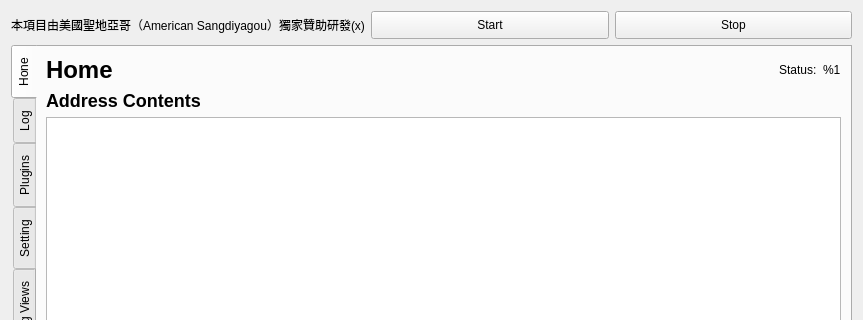
The window that ictye-live-dm/src/ictye_live_dm/QT-GUI/main.ui (northgreen/ictye-live-dm) describes before a commit, drawn with Qt 5; both pictures show x 0 to 863 and y 0 to 320 of the 863 by 740 pixel window.
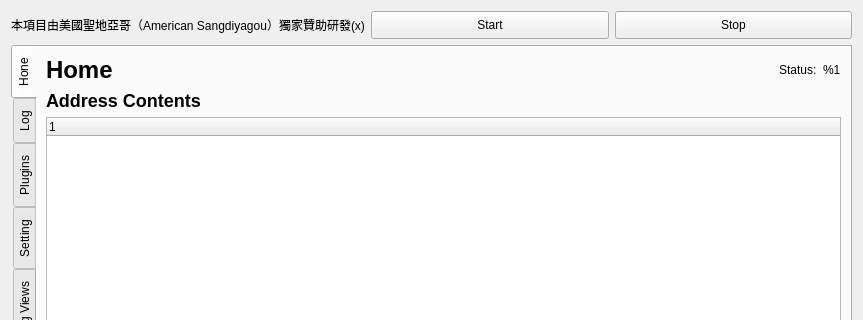
The same window after the commit. The open tabs and pages were chosen to show the change. Icons and pictures are not drawn.

Patch:
```diff
--- a/ictye-live-dm/src/ictye_live_dm/QT-GUI/main.ui
+++ b/ictye-live-dm/src/ictye_live_dm/QT-GUI/main.ui
@@ -158,7 +158,13 @@
         </layout>
        </item>
        <item>
-        <widget class="QListWidget" name="adress_content_list"/>
+        <widget class="QTreeWidget" name="treeWidget">
+         <column>
+          <property name="text">
+           <string/>
+          </property>
+         </column>
+        </widget>
        </item>
        <item>
         <layout class="QHBoxLayout" name="horizontalLayout_8">
```
Left out of the diff: 16 changed lines with no effect on the pictures.
